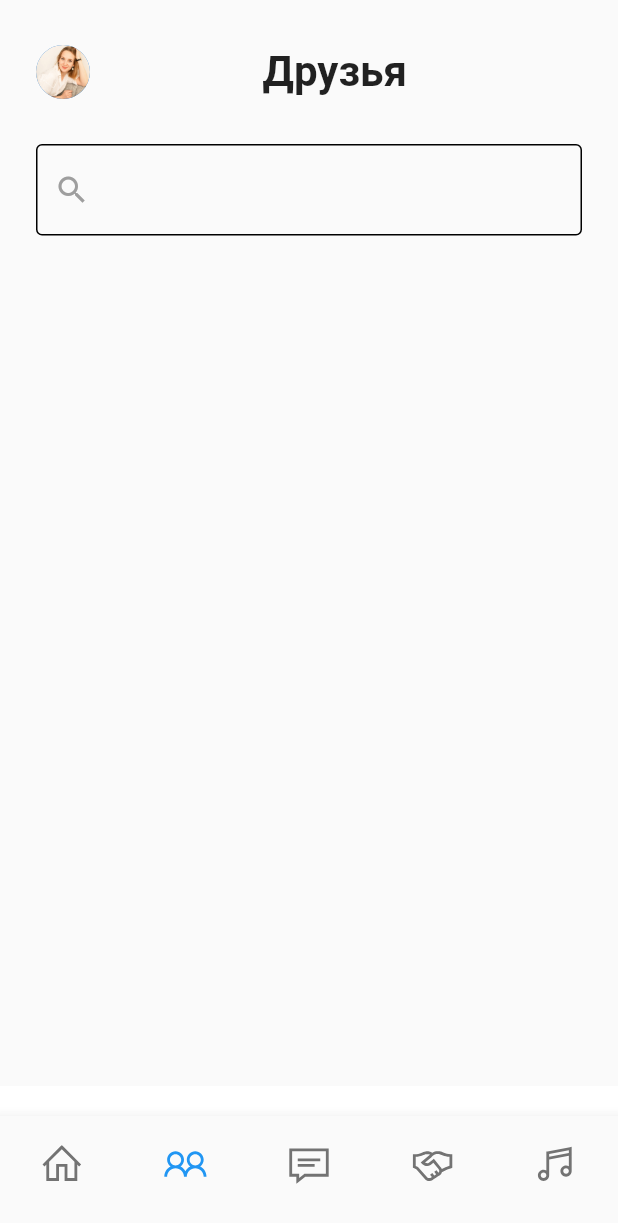
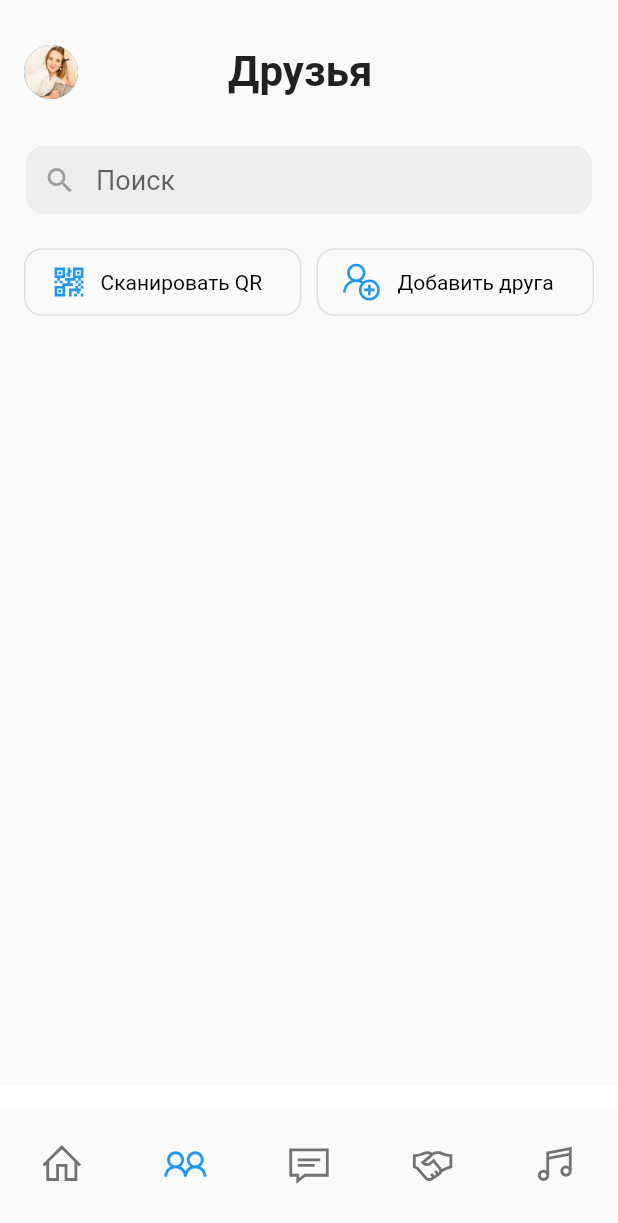
Before and after one commit to FedotovV/social_network, a Flutter app: the screen it shows after launch, item 2 of the bottom bar chosen, on a phone screen of 412 x 824 dp. Shown: the top 1223 px of the screen. Run offline on Flutter 3.47's test engine with Material 2 defaults, Android fonts, the phone set to English and light mode, and no system bars; our stand-ins replace flutter_multi_formatter, line_icons; missing offline and left inert: pattern_formatter; network calls fail.

Commit message:
add information + search widget done + buttons QR/friend  60% done v2

```diff
--- a/lib/main_screen/my_friends/information_and_search_widget.dart
+++ b/lib/main_screen/my_friends/information_and_search_widget.dart
@@ -1,5 +1,7 @@
 import 'package:flutter/material.dart';
+import 'package:flutter/painting.dart';
 import 'package:flutter/widgets.dart';
+import 'package:line_icons/line_icons.dart';
 
 class InformationAndSearchWidget extends StatefulWidget {
   const InformationAndSearchWidget({Key? key}) : super(key: key);
@@ -14,18 +16,21 @@ class _InformationAndSearchWidgetState
   @override
   Widget build(BuildContext context) {
     return Padding(
-      padding: const EdgeInsets.symmetric(horizontal: 24.0, vertical: 30.0),
+      padding: const EdgeInsets.symmetric(horizontal: 16.0, vertical: 30.0),
       child: Column(
         children: [
+          // Аватар + "Друзья"
           Row(
+            // Аватар
             children: const [
               CircleAvatar(
                 backgroundImage: AssetImage('image/photo/foto.jpg'),
                 radius: 18.0,
               ),
               SizedBox(
-                width: 115,
+                width: 100,
               ),
+              // "Друзья"
               Text(
                 'Друзья',
                 style: TextStyle(
@@ -38,18 +43,109 @@ class _InformationAndSearchWidgetState
           const SizedBox(
             height: 30,
           ),
+          // Виджет поиска
           TextFormField(
-            decoration: const InputDecoration(
-                label: Icon(
-                  Icons.search,
-                  color: Colors.grey,
+            cursorColor: Colors.black,
+            cursorHeight: 16,
+            decoration: InputDecoration(
+              contentPadding: const EdgeInsets.only(
+                  left: 14, right: 3, top: 10, bottom: 10),
+              prefixIcon: const Icon(
+                Icons.search,
+                color: Colors.grey,
+                size: 22,
+              ),
+              hintText: 'Поиск',
+              hintStyle: const TextStyle(
+                fontSize: 18,
+              ),
+              enabledBorder: const OutlineInputBorder(
+                borderSide: BorderSide(color: Colors.white),
+                borderRadius: BorderRadius.all(
+                  Radius.circular(14.0),
                 ),
-                hintText: 'Поиск',
-                hintStyle: TextStyle(
-                  fontSize: 18,
+                gapPadding: 0.5,
+              ),
+              focusedBorder: const OutlineInputBorder(
+                borderSide: BorderSide(color: Colors.white),
+                borderRadius: BorderRadius.all(
+                  Radius.circular(14.0),
                 ),
-                enabledBorder: OutlineInputBorder(
-                    borderRadius: BorderRadius.all(Radius.circular(4.0)))),
+                gapPadding: 0.5,
+              ),
+              focusColor: Colors.white,
+              fillColor: Colors.grey.shade200,
+              filled: true,
+              hoverColor: Colors.white,
+            ),
+          ),
+          const SizedBox(
+            height: 20,
+          ),
+          // Кнопки "Сканировать QR" и "Добавить друга"
+          Row(
+            children: [
+              OutlinedButton(
+                onPressed: () {},
+                style: OutlinedButton.styleFrom(
+                  fixedSize: const Size(185, 45),
+                  side: BorderSide(color: Colors.grey.shade300),
+                  shape: RoundedRectangleBorder(
+                      borderRadius: BorderRadius.circular(12)),
+                  primary: Colors.grey.shade300,
+                ),
+                child: Row(
+                  mainAxisAlignment: MainAxisAlignment.start,
+                  children: const [
+                    Icon(LineIcons.qrcode, size: 28, color: Colors.blue),
+                    SizedBox(
+                      width: 7,
+                    ),
+                    Text(
+                      'Сканировать QR',
+                      style: TextStyle(
+                        fontSize: 14,
+                        color: Colors.black,
+                        fontWeight: FontWeight.w400,
+                      ),
+                    ),
+                  ],
+                ),
+              ),
+              const SizedBox(
+                width: 10,
+              ),
+              OutlinedButton(
+                onPressed: () {},
+                style: OutlinedButton.styleFrom(
+                  fixedSize: const Size(185, 45),
+                  side: BorderSide(color: Colors.grey.shade300),
+                  shape: RoundedRectangleBorder(
+                      borderRadius: BorderRadius.circular(12)),
+                  primary: Colors.grey.shade300,
+                ),
+                child: Row(
+                  mainAxisAlignment: MainAxisAlignment.start,
+                  children: const [
+                    Icon(
+                      LineIcons.userPlus,
+                      size: 28,
+                      color: Colors.blue,
+                    ),
+                    SizedBox(
+                      width: 10,
+                    ),
+                    Text(
+                      'Добавить друга',
+                      style: TextStyle(
+                          fontSize: 14,
+                          color: Colors.black,
+                          fontWeight: FontWeight.w400),
+                    ),
+                  ],
+                ),
+              ),
+            ],
           ),
         ],
       ),
```
